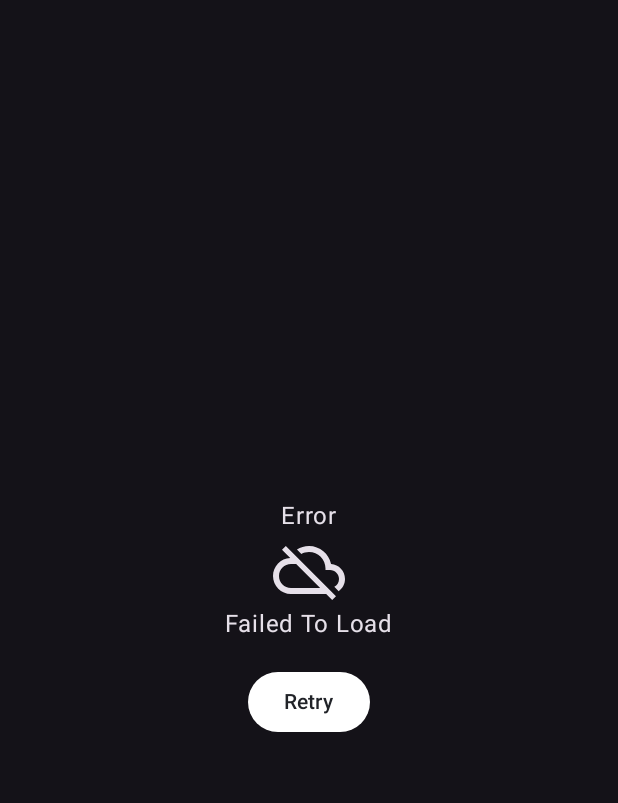
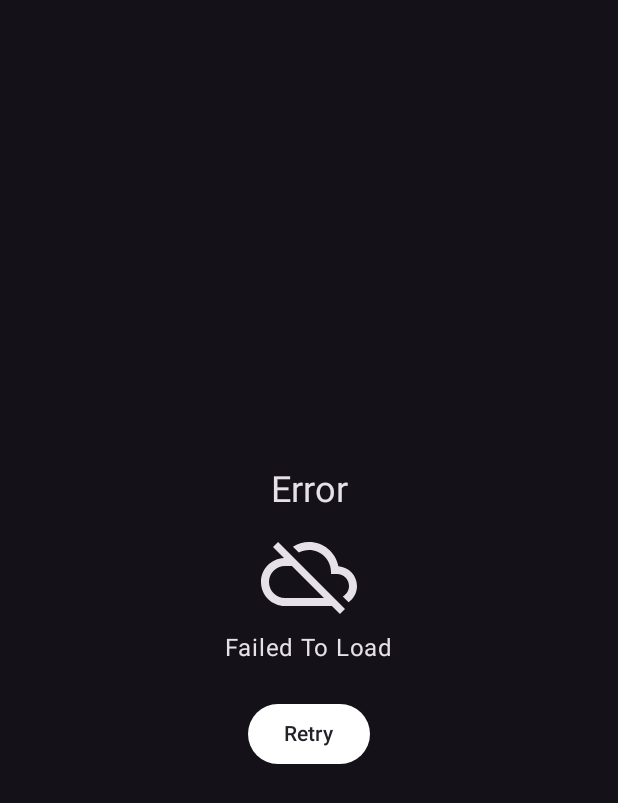
Before and after one commit to smithjustinn84-netizen/RickyAndMortyApp, an Android app built with Jetpack Compose: the @Preview function ErrorScreenPreview, on a phone screen of 412 x 824 dp. Shown: the top 803 px of the screen. Run offline under Robolectric (Android 15) with nearby library versions, the phone set to English and light mode, and no system bars.

Commit message:
improve ErrorScreen.kt

```diff
--- a/app/src/main/java/ai/revealtech/hsinterview/ui/ErrorScreen.kt
+++ b/app/src/main/java/ai/revealtech/hsinterview/ui/ErrorScreen.kt
@@ -8,6 +8,7 @@ import androidx.compose.foundation.layout.Column
 import androidx.compose.foundation.layout.Spacer
 import androidx.compose.foundation.layout.fillMaxSize
 import androidx.compose.foundation.layout.height
+import androidx.compose.foundation.layout.padding
 import androidx.compose.foundation.layout.size
 import androidx.compose.material.icons.Icons
 import androidx.compose.material.icons.filled.CloudOff
@@ -37,27 +38,35 @@ fun ErrorScreen(
     message: String = stringResource(R.string.failed_to_load),
     onRetry: () -> Unit = {}
 ) {
-    Column(modifier = modifier.fillMaxSize()) {
     Column(
-            Modifier.fillMaxSize(),
+        modifier = modifier
+            .fillMaxSize()
+            .padding(16.dp),
         verticalArrangement = Arrangement.Center,
         horizontalAlignment = Alignment.CenterHorizontally
     ) {
-            Text(stringResource(R.string.error))
+        Text(
+            text = stringResource(R.string.error),
+            style = MaterialTheme.typography.headlineSmall
+        )
+        Spacer(modifier = Modifier.height(8.dp))
         Image(
             imageVector = Icons.Default.CloudOff,
             contentDescription = stringResource(R.string.failed_to_load),
-                modifier = Modifier.size(48.dp),
+            modifier = Modifier.size(64.dp),
             colorFilter = ColorFilter.tint(
                 color = MaterialTheme.colorScheme.onBackground,
                 blendMode = BlendMode.SrcIn
             )
         )
-            Text(message)
-            Spacer(modifier = Modifier.height(16.dp))
+        Spacer(modifier = Modifier.height(8.dp))
+        Text(
+            text = message,
+            style = MaterialTheme.typography.bodyLarge
+        )
+        Spacer(modifier = Modifier.height(24.dp))
         Button(onClick = onRetry) {
             Text(stringResource(R.string.retry))
-            }
         }
     }
 }
```
Lines whose indentation alone changed are shown as unchanged.
